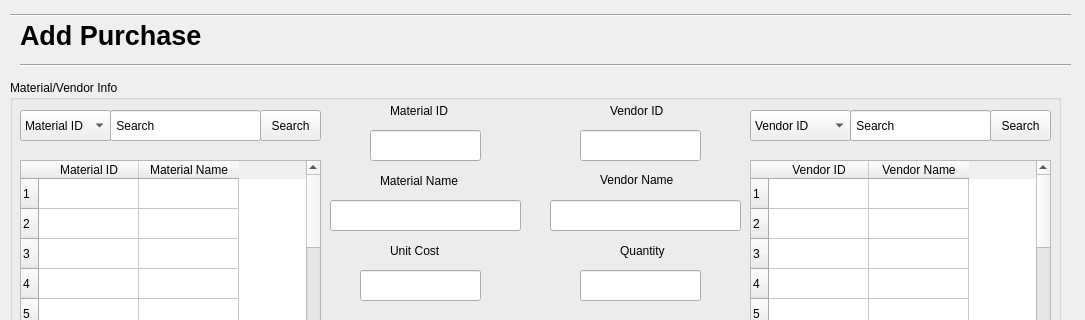
Before: the Qt Designer form Screens/AddPurchase.ui in basil-ali-khan/Inventory-Management-System, drawn with Qt 5; both pictures show x 0 to 1085 and y 0 to 320 of the 1085 by 734 pixel window.
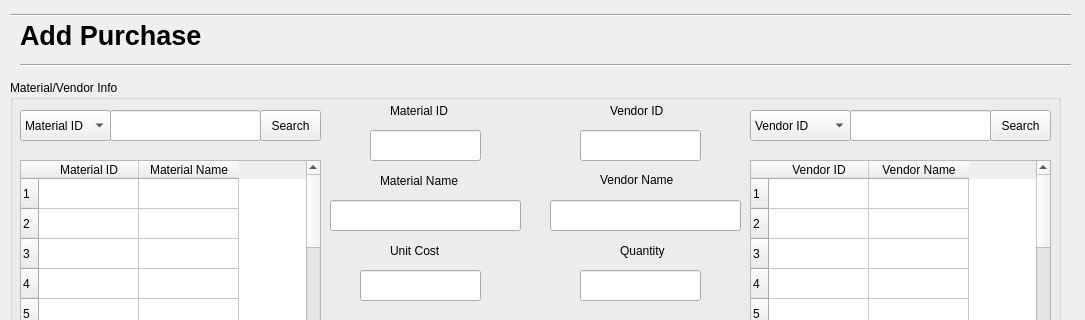
After: the same form once the commit is applied.

Commit message: search material/vendor and view button functionality updated

```diff
--- a/Screens/AddPurchase.ui
+++ b/Screens/AddPurchase.ui
@@ -325,7 +325,7 @@
       </rect>
      </property>
      <property name="text">
-      <string> Search</string>
+      <string/>
      </property>
     </widget>
     <widget class="QComboBox" name="comboBox_2">
@@ -512,7 +512,7 @@
       </rect>
      </property>
      <property name="text">
-      <string> Search</string>
+      <string/>
      </property>
     </widget>
     <widget class="QLineEdit" name="VendorName">
```
Left out of the diff: 12 changed lines with no effect on the pictures. The commit also changes 7 other files.
